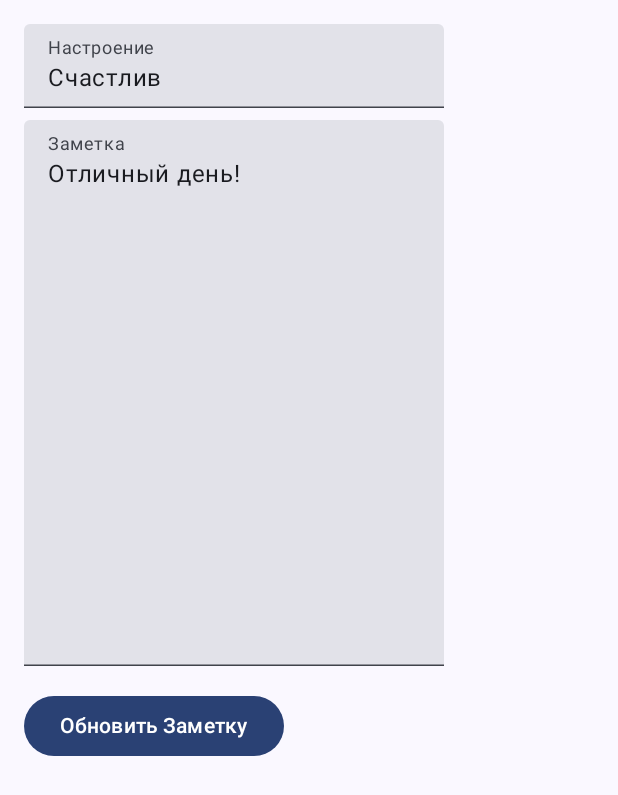
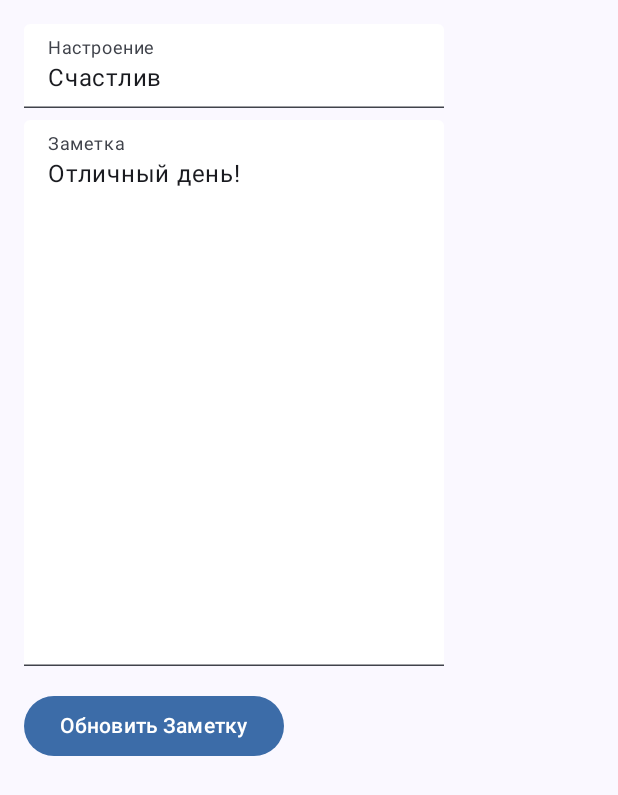
Before and after one commit to URegina96/MoodDiary, an Android app built with Jetpack Compose: the screen it shows after launch (MainActivity), after a tap on "Счастлив", on a phone screen of 412 x 824 dp. Shown: the top 795 px of the screen. Run offline under Robolectric (Android 15) with nearby library versions, the phone set to English and light mode, and no system bars.

Commit message:
Отредактировала color приложения и почистила комментарии

```diff
--- a/app/src/main/java/com/example/mooddiary/MainActivity.kt
+++ b/app/src/main/java/com/example/mooddiary/MainActivity.kt
@@ -16,7 +16,7 @@ class MainActivity : ComponentActivity() {
         super.onCreate(savedInstanceState)
         viewModel = ViewModelProvider(this).get(MoodViewModel::class.java)
         setContent {
-            MoodDiaryTheme {  // Сохраняем тему
+            MoodDiaryTheme {
                 val navController = rememberNavController()
                 NavGraph(navController = navController, viewModel = viewModel) // Передаем ViewModel
             }
--- a/app/src/main/java/com/example/mooddiary/UIComponents/CustomTextField.kt
+++ b/app/src/main/java/com/example/mooddiary/UIComponents/CustomTextField.kt
@@ -1,4 +1,3 @@
-// CustomTextField.kt
 package com.example.mooddiary.UIComponents
 
 import androidx.compose.foundation.layout.fillMaxWidth
--- a/app/src/main/java/com/example/mooddiary/UIComponents/MoodNoteCard.kt
+++ b/app/src/main/java/com/example/mooddiary/UIComponents/MoodNoteCard.kt
@@ -1,17 +1,19 @@
 package com.example.mooddiary.UIComponents
 
+import androidx.compose.foundation.background
 import androidx.compose.foundation.clickable
 import androidx.compose.foundation.layout.*
 import androidx.compose.material3.Card
 import androidx.compose.material3.Text
 import androidx.compose.runtime.Composable
 import androidx.compose.ui.Modifier
+import androidx.compose.ui.graphics.Color
 import androidx.compose.ui.unit.dp
 import com.example.mooddiary.models.MoodNote
 import java.time.format.DateTimeFormatter
 
 @Composable
-fun MoodNoteCard(note: MoodNote, onClick: () -> Unit) {
+fun MoodNoteCard(note: MoodNote, onClick: () -> Unit, backgroundColor: Color) {
     val formatter = DateTimeFormatter.ofPattern("HH:mm:ss:SSS        dd.MM.yyyy")
     Card(
         modifier = Modifier
@@ -25,4 +27,11 @@ fun MoodNoteCard(note: MoodNote, onClick: () -> Unit) {
             Text(text = note.date.format(formatter))
         }
     }
+    Box(
+        modifier = Modifier
+            .fillMaxWidth()
+            .background(com.example.mooddiary.ui.theme.backgroundColor) // Используйте переданный цвет
+            .clickable(onClick = onClick)
+    ) {
+    }
 }
--- a/app/src/main/java/com/example/mooddiary/screen/AddEditNoteScreen.kt
+++ b/app/src/main/java/com/example/mooddiary/screen/AddEditNoteScreen.kt
@@ -10,9 +10,11 @@ import androidx.compose.ui.platform.LocalContext
 import androidx.compose.ui.unit.dp
 import androidx.navigation.NavHostController
 import androidx.lifecycle.viewmodel.compose.viewModel
+import com.example.mooddiary.ui.theme.CustomPurple500
+import com.example.mooddiary.ui.theme.CustomTeal200
+import com.example.mooddiary.ui.theme.CustomWhite
 import com.example.mooddiary.viewModel.MoodViewModel
 
-@OptIn(ExperimentalMaterial3Api::class)
 @Composable
 fun AddEditScreen(navController: NavHostController, noteId: Int?, viewModel: MoodViewModel = viewModel()) {
     var mood by remember { mutableStateOf("") }
@@ -25,10 +27,7 @@ fun AddEditScreen(navController: NavHostController, noteId: Int?, viewModel: Moo
         existingNote?.let {
             mood = it.mood
             note = it.note
-            Log.d("AddEditScreen", "Editing existing note: $it")
-        } ?: Log.e("AddEditScreen", "Note not found for id: $noteId")
-    } else {
-        Log.d("AddEditScreen", "Adding new note")
+        }
     }
 
     Scaffold { innerPadding ->
@@ -43,35 +42,43 @@ fun AddEditScreen(navController: NavHostController, noteId: Int?, viewModel: Moo
                 value = mood,
                 onValueChange = {
                     mood = it
-                    Log.d("AddEditScreen", "Mood updated: $mood")
                 },
-                label = { Text("Настроение") }
+                label = { Text("Настроение") },
+                colors = TextFieldDefaults.colors(
+                    focusedContainerColor = CustomTeal200,
+                    unfocusedContainerColor = CustomWhite
+                )
             )
             Spacer(modifier = Modifier.height(8.dp))
             TextField(
                 value = note,
                 onValueChange = {
                     note = it
-                    Log.d("AddEditScreen", "Note updated: $note")
                 },
                 label = { Text("Заметка") },
-                modifier = Modifier.fillMaxHeight(0.5f)
+                modifier = Modifier.fillMaxHeight(0.5f),
+                colors = TextFieldDefaults.colors(
+                    focusedContainerColor = CustomTeal200,
+                    unfocusedContainerColor = CustomWhite
+                )
             )
             Spacer(modifier = Modifier.height(16.dp))
-            Button(onClick = {
+            Button(
+                onClick = {
                     if (noteId == null) {
                         viewModel.addMoodNote(mood, note)
                         Toast.makeText(context, "Заметка добавлена", Toast.LENGTH_SHORT).show()
-                    Log.d("AddEditScreen", "Заметка добавлена: настроение=$mood, заметка=$note")
                     } else {
                         viewModel.updateMoodNote(noteId, mood, note)
                         Toast.makeText(context, "Заметка обновлена", Toast.LENGTH_SHORT).show()
-                    Log.d("AddEditScreen", "Заметка обновлена: id=$noteId, настроение=$mood, заметка=$note")
                     }
                     navController.navigate("home")
-            }) {
-                Text(if (noteId == null) "Добавить Заметку" else "Обновить Заметку")
+                },
+                colors = ButtonDefaults.buttonColors(containerColor = CustomPurple500) // Измените здесь
+            ) {
+                Text(if (noteId == null) "Добавить Заметку" else "Обновить Заметку", color = CustomWhite)
+            }
+
         }
     }
 }
-}
--- a/app/src/main/java/com/example/mooddiary/screen/HistoryScreen.kt
+++ b/app/src/main/java/com/example/mooddiary/screen/HistoryScreen.kt
@@ -1,6 +1,5 @@
 package com.example.mooddiary.screen
 
-import android.util.Log
 import androidx.compose.foundation.layout.fillMaxSize
 import androidx.compose.foundation.layout.padding
 import androidx.compose.foundation.lazy.LazyColumn
@@ -12,22 +11,20 @@ import androidx.compose.runtime.getValue
 import androidx.compose.ui.Modifier
 import androidx.lifecycle.viewmodel.compose.viewModel
 import com.example.mooddiary.UIComponents.MoodNoteCard
+import com.example.mooddiary.ui.theme.CustomPurple200
 import com.example.mooddiary.viewModel.MoodViewModel
 
-@OptIn(ExperimentalMaterial3Api::class)
+
 @Composable
 fun HistoryScreen(viewModel: MoodViewModel = viewModel()) {
     val moodNotes by viewModel.moodNotes.collectAsState()
-
-    Log.d("HistoryScreen", "Loading mood notes: ${moodNotes.size} notes")
 
     Scaffold { innerPadding ->
         LazyColumn(modifier = Modifier.fillMaxSize().padding(innerPadding)) {
             items(moodNotes) { note ->
                 MoodNoteCard(note = note, onClick = {
-                    Log.d("HistoryScreen", "Note clicked: ${note.id}")
-                    // Обработчик нажатия
-                })
+
+                }, backgroundColor = CustomPurple200)
             }
         }
     }
--- a/app/src/main/java/com/example/mooddiary/screen/HomeScreen.kt
+++ b/app/src/main/java/com/example/mooddiary/screen/HomeScreen.kt
@@ -1,6 +1,5 @@
 package com.example.mooddiary.screen
 
-import android.util.Log
 import androidx.compose.foundation.layout.fillMaxSize
 import androidx.compose.foundation.layout.padding
 import androidx.compose.foundation.lazy.LazyColumn
@@ -13,9 +12,12 @@ import androidx.compose.ui.Modifier
 import androidx.lifecycle.viewmodel.compose.viewModel
 import androidx.navigation.NavHostController
 import com.example.mooddiary.UIComponents.MoodNoteCard
+import com.example.mooddiary.ui.theme.CustomTeal700
+import com.example.mooddiary.ui.theme.CustomWhite
+import com.example.mooddiary.ui.theme.backgroundColor
 import com.example.mooddiary.viewModel.MoodViewModel
 
-@OptIn(ExperimentalMaterial3Api::class)
+
 @Composable
 fun HomeScreen(navController: NavHostController, viewModel: MoodViewModel = viewModel()) {
     val moodNotes by viewModel.moodNotes.collectAsState()
@@ -23,19 +25,17 @@ fun HomeScreen(navController: NavHostController, viewModel: MoodViewModel = view
     Scaffold(
         floatingActionButton = {
             FloatingActionButton(onClick = {
-                Log.d("HomeScreen", "FloatingActionButton clicked, navigating to AddEditScreen")
                 navController.navigate("add")
-            }) {
-                Text("+")
+            }, containerColor = CustomTeal700) { // Укажите цвет для кнопки
+                Text("+", color = CustomWhite)
             }
         }
     ) { innerPadding ->
         LazyColumn(modifier = Modifier.fillMaxSize().padding(innerPadding)) {
             items(moodNotes) { note ->
                 MoodNoteCard(note = note, onClick = {
-                    Log.d("HomeScreen", "MoodNoteCard clicked: ${note.id}")
-                    navController.navigate("edit/${note.id}") // Переход к редактированию заметки
-                })
+                    navController.navigate("edit/${note.id}") // Переход к редактированию
+                }, backgroundColor = backgroundColor) // Укажите цвет фона карточки
             }
         }
     }
--- a/app/src/main/java/com/example/mooddiary/ui/theme/Color.kt
+++ b/app/src/main/java/com/example/mooddiary/ui/theme/Color.kt
@@ -1,11 +1,25 @@
 package com.example.mooddiary.ui.theme
 
+import androidx.compose.material3.darkColorScheme
+import androidx.compose.material3.lightColorScheme
 import androidx.compose.ui.graphics.Color
 
-val Purple80 = Color(0xFFD0BCFF)
-val PurpleGrey80 = Color(0xFFCCC2DC)
-val Pink80 = Color(0xFFEFB8C8)
+val CustomPurple200 = Color(0xFFA6C9F2)
+val CustomPurple500 = Color(0xFF3C6CA8)
+val CustomTeal200 = Color(0xFF4490DC)
+val CustomTeal700 = Color(0xFF2264A6)
+val CustomBlack = Color(0xFF739FD9)
+val CustomWhite = Color(0xFFFFFFFF)
+val backgroundColor = Color(0xFFC8E6C9)
 
-val Purple40 = Color(0xFF6650a4)
-val PurpleGrey40 = Color(0xFF625b71)
-val Pink40 = Color(0xFF7D5260)
+val DarkColorScheme = darkColorScheme(
+    primary = CustomPurple500,
+    secondary = CustomTeal700,
+    tertiary = CustomTeal200
+)
+
+val LightColorScheme = lightColorScheme(
+    primary = CustomPurple200,
+    secondary = CustomTeal200,
+    tertiary = CustomTeal700
+)
--- a/app/src/main/java/com/example/mooddiary/ui/theme/Theme.kt
+++ b/app/src/main/java/com/example/mooddiary/ui/theme/Theme.kt
@@ -14,28 +14,6 @@ import androidx.compose.ui.graphics.toArgb
 import androidx.compose.ui.platform.LocalContext
 import androidx.compose.ui.platform.LocalView
 import androidx.core.view.WindowCompat
-
-private val DarkColorScheme = darkColorScheme(
-    primary = Purple80,
-    secondary = PurpleGrey80,
-    tertiary = Pink80
-)
-
-private val LightColorScheme = lightColorScheme(
-    primary = Purple40,
-    secondary = PurpleGrey40,
-    tertiary = Pink40
-
-    /* Other default colors to override
-    background = Color(0xFFFFFBFE),
-    surface = Color(0xFFFFFBFE),
-    onPrimary = Color.White,
-    onSecondary = Color.White,
-    onTertiary = Color.White,
-    onBackground = Color(0xFF1C1B1F),
-    onSurface = Color(0xFF1C1B1F),
-    */
-)
 
 @Composable
 fun MoodDiaryTheme(
--- a/app/src/main/java/com/example/mooddiary/ui/theme/Type.kt
+++ b/app/src/main/java/com/example/mooddiary/ui/theme/Type.kt
@@ -6,7 +6,7 @@ import androidx.compose.ui.text.font.FontFamily
 import androidx.compose.ui.text.font.FontWeight
 import androidx.compose.ui.unit.sp
 
-// Set of Material typography styles to start with
+
 val Typography = Typography(
     bodyLarge = TextStyle(
         fontFamily = FontFamily.Default,
@@ -15,20 +15,5 @@ val Typography = Typography(
         lineHeight = 24.sp,
         letterSpacing = 0.5.sp
     )
-    /* Other default text styles to override
-    titleLarge = TextStyle(
-        fontFamily = FontFamily.Default,
-        fontWeight = FontWeight.Normal,
-        fontSize = 22.sp,
-        lineHeight = 28.sp,
-        letterSpacing = 0.sp
-    ),
-    labelSmall = TextStyle(
-        fontFamily = FontFamily.Default,
-        fontWeight = FontWeight.Medium,
-        fontSize = 11.sp,
-        lineHeight = 16.sp,
-        letterSpacing = 0.5.sp
-    )
-    */
+
 )
--- a/app/src/main/java/com/example/mooddiary/viewModel/MoodViewModel.kt
+++ b/app/src/main/java/com/example/mooddiary/viewModel/MoodViewModel.kt
@@ -10,7 +10,6 @@ import java.time.LocalDateTime
 
 class MoodViewModel : ViewModel() {
     private val _moodNotes = MutableStateFlow<List<MoodNote>>(
-        // Инициализация тестовыми значениями
         listOf(
             MoodNote(1, "Счастлив", "Отличный день!", LocalDateTime.of(2023, 12, 25, 10, 30)),
             MoodNote(2, "Грустный", "Плохие новости.", LocalDateTime.of(2023, 12, 24, 16, 15))
@@ -24,9 +23,9 @@ class MoodViewModel : ViewModel() {
             id = (_moodNotes.value.size + 1),
             mood = mood,
             note = note,
-            date = LocalDateTime.now() // Получаем текущее время и дату
+            date = LocalDateTime.now()
         )
-        _moodNotes.value = _moodNotes.value + newNote // Обновление списка через StateFlow
+        _moodNotes.value = _moodNotes.value + newNote
         Log.d("MoodViewModel", "Added new mood note: $newNote")
     }
 
```
Lines whose indentation alone changed are shown as unchanged.
